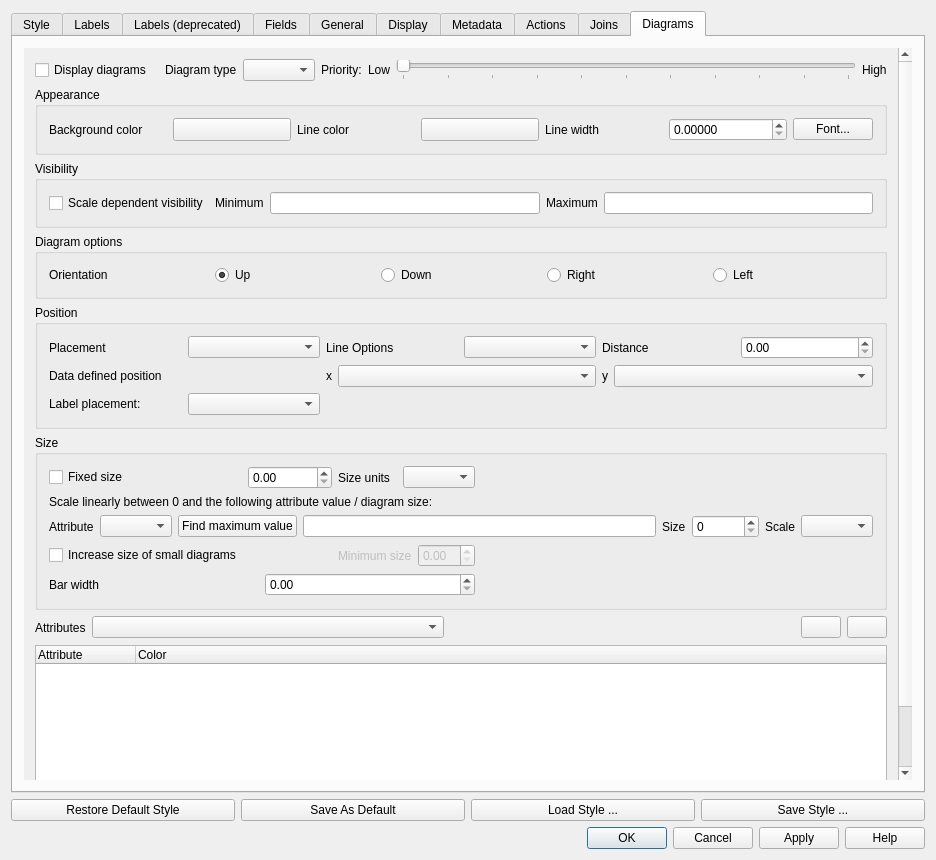
Qt form src/ui/qgsvectorlayerpropertiesbase.ui (kadas-albireo/kadas-albireo) before a commit.
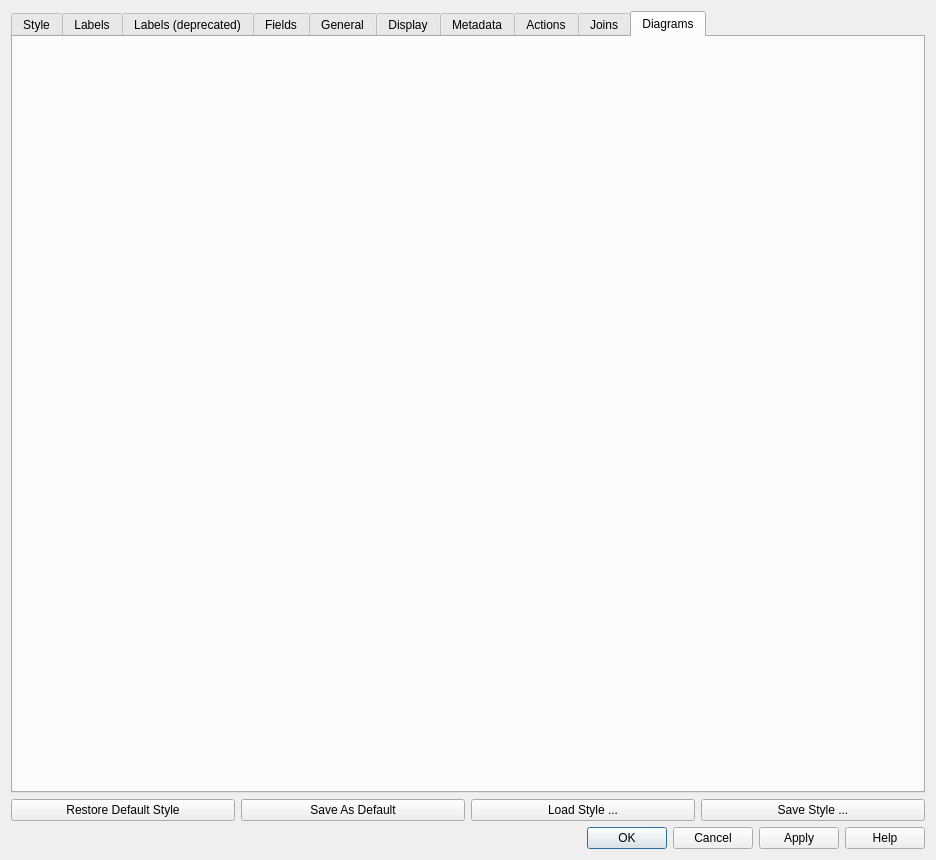
The same form after that commit. The open tabs and pages were chosen to show the change. Icons and pictures are not drawn. Custom widgets are drawn as their Qt base class.

Commit message: Major reorganisation and refactoring of diagram widget

```diff
--- a/src/ui/qgsvectorlayerpropertiesbase.ui
+++ b/src/ui/qgsvectorlayerpropertiesbase.ui
@@ -949,687 +949,14 @@
        <string>Diagrams</string>
       </attribute>
       <layout class="QGridLayout" name="gridLayout_14">
-       <item row="0" column="0" colspan="2">
-        <widget class="QScrollArea" name="scrollArea_4">
+       <item row="0" column="0">
+        <widget class="QFrame" name="mDiagramFrame">
          <property name="frameShape">
           <enum>QFrame::NoFrame</enum>
          </property>
          <property name="frameShadow">
           <enum>QFrame::Plain</enum>
          </property>
-         <property name="widgetResizable">
-          <bool>true</bool>
-         </property>
-         <widget class="QWidget" name="scrollAreaWidgetContents_4">
-          <property name="geometry">
-           <rect>
-            <x>0</x>
-            <y>0</y>
-            <width>880</width>
-            <height>737</height>
-           </rect>
-          </property>
-          <layout class="QGridLayout" name="gridLayout_16">
-           <item row="0" column="2" colspan="4">
-            <layout class="QHBoxLayout" name="mPriorityGroup">
-             <item>
-              <widget class="QLabel" name="mPriorityLabel">
-               <property name="text">
-                <string>Priority:</string>
-               </property>
-              </widget>
-             </item>
-             <item>
-              <widget class="QLabel" name="mPriorityLowLabel">
-               <property name="text">
-                <string>Low</string>
-               </property>
-              </widget>
-             </item>
-             <item>
-              <widget class="QSlider" name="mPrioritySlider">
-               <property name="maximum">
-                <number>10</number>
-               </property>
-               <property name="orientation">
-                <enum>Qt::Horizontal</enum>
-               </property>
-               <property name="invertedAppearance">
-                <bool>false</bool>
-               </property>
-               <property name="invertedControls">
-                <bool>false</bool>
-               </property>
-               <property name="tickPosition">
-                <enum>QSlider::TicksBelow</enum>
-               </property>
-               <property name="tickInterval">
-                <number>1</number>
-               </property>
-              </widget>
-             </item>
-             <item>
-              <widget class="QLabel" name="mPriorityHighLabel">
-               <property name="text">
-                <string>High</string>
-               </property>
-              </widget>
-             </item>
-            </layout>
-           </item>
-           <item row="0" column="0" colspan="2">
-            <layout class="QHBoxLayout" name="horizontalLayout_18">
-             <item>
-              <widget class="QCheckBox" name="mDisplayDiagramsCheckBox">
-               <property name="text">
-                <string>Display diagrams</string>
-               </property>
-              </widget>
-             </item>
-             <item>
-              <layout class="QHBoxLayout" name="mDiagramTypeGroup">
-               <property name="spacing">
-                <number>6</number>
-               </property>
-               <property name="margin">
-                <number>0</number>
-               </property>
-               <item>
-                <widget class="QLabel" name="mTypeLabel">
-                 <property name="text">
-                  <string>Diagram type</string>
-                 </property>
-                </widget>
-               </item>
-               <item>
-                <widget class="QComboBox" name="mDiagramTypeComboBox"/>
-               </item>
-              </layout>
-             </item>
-            </layout>
-           </item>
-           <item row="5" column="0" colspan="6">
-            <layout class="QVBoxLayout" name="mDiagramPropertiesGroup">
-             <item>
-              <widget class="QGroupBox" name="mAppearanceGroupBox">
-               <property name="title">
-                <string>Appearance</string>
-               </property>
-               <layout class="QGridLayout" name="gridLayout_13">
-                <item row="1" column="1">
-                 <layout class="QHBoxLayout" name="horizontalLayout_11">
-                  <item>
-                   <widget class="QLabel" name="mPenColorLabel">
-                    <property name="text">
-                     <string>Line color</string>
-                    </property>
-                   </widget>
-                  </item>
-                  <item>
-                   <widget class="QgsColorButton" name="mDiagramPenColorButton">
-                    <property name="sizePolicy">
-                     <sizepolicy hsizetype="Minimum" vsizetype="Minimum">
-                      <horstretch>0</horstretch>
-                      <verstretch>0</verstretch>
-                     </sizepolicy>
-                    </property>
-                    <property name="minimumSize">
-                     <size>
-                      <width>25</width>
-                      <height>0</height>
-                     </size>
-                    </property>
-                    <property name="text">
-                     <string/>
-                    </property>
-                   </widget>
-                  </item>
-                 </layout>
-                </item>
-                <item row="1" column="2">
-                 <layout class="QHBoxLayout" name="horizontalLayout_16">
-                  <item>
-                   <widget class="QLabel" name="mPenWidthLabel">
-                    <property name="text">
-                     <string>Line width</string>
-                    </property>
-                   </widget>
-                  </item>
-                  <item>
-                   <widget class="QDoubleSpinBox" name="mPenWidthSpinBox">
-                    <property name="decimals">
-                     <number>5</number>
-                    </property>
-                    <property name="maximum">
-                     <double>99999.990000000005239</double>
-                    </property>
-                   </widget>
-                  </item>
-                 </layout>
-                </item>
-                <item row="1" column="0">
-                 <layout class="QHBoxLayout" name="horizontalLayout_8">
-                  <item>
-                   <layout class="QHBoxLayout" name="horizontalLayout_10">
-                    <item>
-                     <widget class="QLabel" name="mBackgroundColorLabel">
-                      <property name="text">
-                       <string>Background color</string>
-                      </property>
-                     </widget>
-                    </item>
-                    <item>
-                     <widget class="QgsColorButton" name="mBackgroundColorButton">
-                      <property name="sizePolicy">
-                       <sizepolicy hsizetype="Minimum" vsizetype="Minimum">
-                        <horstretch>0</horstretch>
-                        <verstretch>0</verstretch>
-                       </sizepolicy>
-                      </property>
-                      <property name="minimumSize">
-                       <size>
-                        <width>25</width>
-                        <height>0</height>
-                       </size>
-                      </property>
-                      <property name="text">
-                       <string/>
-                      </property>
-                     </widget>
-                    </item>
-                   </layout>
-                  </item>
-                 </layout>
-                </item>
-                <item row="1" column="3">
-                 <widget class="QPushButton" name="mDiagramFontButton">
-                  <property name="sizePolicy">
-                   <sizepolicy hsizetype="Fixed" vsizetype="Fixed">
-                    <horstretch>0</horstretch>
-                    <verstretch>0</verstretch>
-                   </sizepolicy>
-                  </property>
-                  <property name="text">
-                   <string>Font...</string>
-                  </property>
-                 </widget>
-                </item>
-               </layout>
-              </widget>
-             </item>
-             <item>
-              <widget class="QGroupBox" name="mVisibilityGroupBox">
-               <property name="title">
-                <string>Visibility</string>
-               </property>
-               <layout class="QGridLayout" name="gridLayout_18">
-                <item row="0" column="0" colspan="2">
-                 <layout class="QHBoxLayout" name="horizontalLayout_13">
-                  <item>
-                   <widget class="QCheckBox" name="mScaleDependentDiagramVisibilityCheckBox">
-                    <property name="text">
-                     <string>Scale dependent visibility</string>
-                    </property>
-                   </widget>
-                  </item>
-                  <item>
-                   <widget class="QLabel" name="mMinimumDiagramScaleLabel">
-                    <property name="text">
-                     <string>Minimum</string>
-                    </property>
-                   </widget>
-                  </item>
-                  <item>
-                   <widget class="QLineEdit" name="mMinimumDiagramScaleLineEdit"/>
-                  </item>
-                  <item>
-                   <widget class="QLabel" name="mMaximumDiagramScaleLabel">
-                    <property name="text">
-                     <string>Maximum</string>
-                    </property>
-                   </widget>
-                  </item>
-                  <item>
-                   <widget class="QLineEdit" name="mMaximumDiagramScaleLineEdit"/>
-                  </item>
-                 </layout>
-                </item>
-               </layout>
-              </widget>
-             </item>
-             <item>
-              <widget class="QGroupBox" name="mDiagramOptionsGroupBox">
-               <property name="title">
-                <string>Diagram options</string>
-               </property>
-               <property name="checkable">
-                <bool>false</bool>
-               </property>
-               <layout class="QGridLayout" name="diagramOptionsGroupBox">
-                <item row="1" column="1">
-                 <widget class="QRadioButton" name="mOrientationUpButton">
-                  <property name="text">
-                   <string>Up</string>
-                  </property>
-                  <property name="checked">
-                   <bool>true</bool>
-                  </property>
-                  <attribute name="buttonGroup">
-                   <string>mOrientationButtonGroup</string>
-                  </attribute>
-                 </widget>
-                </item>
-                <item row="1" column="4">
-                 <widget class="QRadioButton" name="mOrientationLeftButton">
-                  <property name="text">
-                   <string>Left</string>
-                  </property>
-                  <attribute name="buttonGroup">
-                   <string>mOrientationButtonGroup</string>
-                  </attribute>
-                 </widget>
-                </item>
-                <item row="1" column="3">
-                 <widget class="QRadioButton" name="mOrientationRightButton">
-                  <property name="text">
-                   <string>Right</string>
-                  </property>
-                  <attribute name="buttonGroup">
-                   <string>mOrientationButtonGroup</string>
-                  </attribute>
-                 </widget>
-                </item>
-                <item row="1" column="2">
-                 <widget class="QRadioButton" name="mOrientationDownButton">
-                  <property name="text">
-                   <string>Down</string>
-                  </property>
-                  <attribute name="buttonGroup">
-                   <string>mOrientationButtonGroup</string>
-                  </attribute>
-                 </widget>
-                </item>
-                <item row="1" column="0">
-                 <widget class="QLabel" name="label_5">
-                  <property name="text">
-                   <string>Orientation</string>
-                  </property>
-                 </widget>
-                </item>
-               </layout>
-              </widget>
-             </item>
-             <item>
-              <widget class="QGroupBox" name="mPlacementGroupBox">
-               <property name="title">
-                <string>Position</string>
-               </property>
-               <layout class="QGridLayout" name="gridLayout_11">
-                <item row="0" column="0">
-                 <layout class="QHBoxLayout" name="horizontalLayout_7">
-                  <item>
-                   <widget class="QLabel" name="mPlacementLabel">
-                    <property name="text">
-                     <string>Placement</string>
-                    </property>
-                   </widget>
-                  </item>
-                  <item>
-                   <widget class="QComboBox" name="mPlacementComboBox"/>
-                  </item>
-                 </layout>
-                </item>
-                <item row="0" column="1">
-                 <layout class="QHBoxLayout" name="horizontalLayout_9">
-                  <item>
-                   <widget class="QLabel" name="mLineOptionsLabel">
-                    <property name="text">
-                     <string>Line Options</string>
-                    </property>
-                   </widget>
-                  </item>
-                  <item>
-                   <widget class="QComboBox" name="mLineOptionsComboBox"/>
-                  </item>
-                 </layout>
-                </item>
-                <item row="0" column="2">
-                 <layout class="QHBoxLayout" name="horizontalLayout_3">
-                  <item>
-                   <widget class="QLabel" name="mDiagramDistanceLabel">
-                    <property name="text">
-                     <string>Distance</string>
-                    </property>
-                   </widget>
-                  </item>
-                  <item>
-                   <widget class="QDoubleSpinBox" name="mDiagramDistanceSpinBox"/>
-                  </item>
-                 </layout>
-                </item>
-                <item row="1" column="0">
-                 <widget class="QLabel" name="mDataDefinedPositionLabel">
-                  <property name="text">
-                   <string>Data defined position</string>
-                  </property>
-                 </widget>
-                </item>
-                <item row="1" column="1">
-                 <layout class="QHBoxLayout" name="horizontalLayout_5">
-                  <item>
-                   <widget class="QLabel" name="mXPosColLabel">
-                    <property name="sizePolicy">
-                     <sizepolicy hsizetype="Fixed" vsizetype="Preferred">
-                      <horstretch>0</horstretch>
-                      <verstretch>0</verstretch>
-                     </sizepolicy>
-                    </property>
-                    <property name="text">
-                     <string>x</string>
-                    </property>
-                   </widget>
-                  </item>
-                  <item>
-                   <widget class="QComboBox" name="mDataDefinedXComboBox"/>
-                  </item>
-                 </layout>
-                </item>
-                <item row="1" column="2">
-                 <layout class="QHBoxLayout" name="horizontalLayout_6">
-                  <item>
-                   <widget class="QLabel" name="mYPosColLabel">
-                    <property name="sizePolicy">
-                     <sizepolicy hsizetype="Fixed" vsizetype="Preferred">
-                      <horstretch>0</horstretch>
-                      <verstretch>0</verstretch>
-                     </sizepolicy>
-                    </property>
-                    <property name="text">
-                     <string>y</string>
-                    </property>
-                   </widget>
-                  </item>
-                  <item>
-                   <widget class="QComboBox" name="mDataDefinedYComboBox"/>
-                  </item>
-                 </layout>
-                </item>
-                <item row="2" column="0">
-                 <layout class="QHBoxLayout" name="horizontalLayout_14">
-                  <item>
-                   <widget class="QLabel" name="mLabelPlacementLabel">
-                    <property name="visible">
-                     <bool>false</bool>
-                    </property>
-                    <property name="text">
-                     <string>Label placement:</string>
-                    </property>
-                   </widget>
-                  </item>
-                  <item>
-                   <widget class="QComboBox" name="mLabelPlacementComboBox">
-                    <property name="visible">
-                     <bool>false</bool>
-                    </property>
-                   </widget>
-                  </item>
-                 </layout>
-                </item>
-               </layout>
-              </widget>
-             </item>
-             <item>
-              <widget class="QGroupBox" name="mSizeGroupBox">
-               <property name="title">
-                <string>Size</string>
-               </property>
-               <layout class="QGridLayout" name="gridLayout_12">
-                <item row="2" column="0" colspan="4">
-                 <widget class="QLabel" name="mLinearlyScalingLabel">
-                  <property name="text">
-                   <string>Scale linearly between 0 and the following attribute value / diagram size:</string>
-                  </property>
-                  <property name="wordWrap">
-                   <bool>true</bool>
-                  </property>
-                 </widget>
-                </item>
-                <item row="0" column="0">
-                 <widget class="QCheckBox" name="mFixedSizeCheckBox">
-                  <property name="text">
-                   <string>Fixed size</string>
-                  </property>
-                 </widget>
-                </item>
-                <item row="0" column="1">
-                 <widget class="QDoubleSpinBox" name="mDiagramSizeSpinBox">
-                  <property name="maximum">
-                   <double>9999999.990000000223517</double>
-                  </property>
-                 </widget>
-                </item>
-                <item row="0" column="3">
-                 <spacer name="horizontalSpacer_2">
-                  <property name="orientation">
-                   <enum>Qt::Horizontal</enum>
-                  </property>
-                  <property name="sizeHint" stdset="0">
-                   <size>
-                    <width>335</width>
-                    <height>20</height>
-                   </size>
-                  </property>
-                 </spacer>
-                </item>
-                <item row="3" column="0" colspan="4">
-                 <layout class="QHBoxLayout" name="mLinearlyScalingLayout">
-                  <item>
-                   <widget class="QLabel" name="mSizeAttributeLabel">
-                    <property name="text">
-                     <string>Attribute</string>
-                    </property>
-                   </widget>
-                  </item>
-                  <item>
-                   <widget class="QComboBox" name="mSizeAttributeComboBox"/>
-                  </item>
-                  <item>
-                   <widget class="QPushButton" name="mFindMaximumValueButton">
-                    <property name="text">
-                     <string>Find maximum value</string>
-                    </property>
-                   </widget>
-                  </item>
-                  <item>
-                   <widget class="QLineEdit" name="mValueLineEdit"/>
-                  </item>
-                  <item>
-                   <widget class="QLabel" name="mSizeLabel">
-                    <property name="text">
-                     <string>Size</string>
-                    </property>
-                   </widget>
-                  </item>
-                  <item>
-                   <widget class="QSpinBox" name="mSizeSpinBox">
-                    <property name="maximum">
-                     <number>10000000</number>
-                    </property>
-                   </widget>
-                  </item>
-                  <item>
-                   <widget class="QLabel" name="mScaleDependencyLabel">
-                    <property name="text">
-                     <string>Scale</string>
-                    </property>
-                   </widget>
-                  </item>
-                  <item>
-                   <widget class="QComboBox" name="mScaleDependencyComboBox"/>
-                  </item>
-                 </layout>
-                </item>
-                <item row="0" column="2">
-                 <layout class="QHBoxLayout" name="horizontalLayout_12">
-                  <item>
-                   <widget class="QLabel" name="mDiagramUnitsLabel">
-                    <property name="text">
-                     <string>Size units</string>
-                    </property>
-                   </widget>
-                  </item>
-                  <item>
-                   <widget class="QComboBox" name="mDiagramUnitComboBox"/>
-                  </item>
-                 </layout>
-                </item>
-                <item row="5" column="0">
-                 <widget class="QCheckBox" name="mIncreaseSmallDiagramsCheckBox">
-                  <property name="text">
-                   <string>Increase size of small diagrams</string>
-                  </property>
-                 </widget>
-                </item>
-                <item row="5" column="2">
-                 <layout class="QHBoxLayout" name="horizontalLayout_15">
-                  <item>
-                   <widget class="QLabel" name="mIncreaseMinimumSizeLabel">
-                    <property name="enabled">
-                     <bool>false</bool>
-                    </property>
-                    <property name="text">
-                     <string>Minimum size</string>
-                    </property>
-                   </widget>
-                  </item>
-                  <item>
-                   <widget class="QDoubleSpinBox" name="mIncreaseMinimumSizeSpinBox">
-                    <property name="enabled">
-                     <bool>false</bool>
-                    </property>
-                   </widget>
-                  </item>
-                 </layout>
-                </item>
-                <item row="5" column="3">
-                 <spacer name="horizontalSpacer_4">
-                  <property name="orientation">
-                   <enum>Qt::Horizontal</enum>
-                  </property>
-                  <property name="sizeHint" stdset="0">
-                   <size>
-                    <width>40</width>
-                    <height>20</height>
-                   </size>
-                  </property>
-                 </spacer>
-                </item>
-                <item row="6" column="0" colspan="3">
-                 <layout class="QHBoxLayout" name="mBarWidthLayout">
-                  <item>
-                   <widget class="QLabel" name="mBarWidthLabel">
-                    <property name="text">
-                     <string>Bar width</string>
-                    </property>
-                   </widget>
-                  </item>
-                  <item>
-                   <widget class="QDoubleSpinBox" name="mBarWidthSpinBox"/>
-                  </item>
-                 </layout>
-                </item>
-               </layout>
-              </widget>
-             </item>
-             <item>
-              <layout class="QHBoxLayout" name="horizontalLayout_17">
-               <item>
-                <widget class="QLabel" name="mAttributesLabel">
-                 <property name="text">
-                  <string>Attributes</string>
-                 </property>
-                </widget>
-               </item>
-               <item>
-                <widget class="QComboBox" name="mDiagramAttributesComboBox">
-                 <property name="sizePolicy">
-                  <sizepolicy hsizetype="Expanding" vsizetype="Fixed">
-                   <horstretch>0</horstretch>
-                   <verstretch>0</verstretch>
-                  </sizepolicy>
-                 </property>
-                </widget>
-               </item>
-               <item>
-                <spacer name="horizontalSpacer_3">
-                 <property name="orientation">
-                  <enum>Qt::Horizontal</enum>
-                 </property>
-                 <property name="sizeHint" stdset="0">
-                  <size>
-                   <width>241</width>
-                   <height>23</height>
-                  </size>
-                 </property>
-                </spacer>
-               </item>
-               <item>
-                <widget class="QPushButton" name="mRemoveCategoryPushButton">
-                 <property name="sizePolicy">
-                  <sizepolicy hsizetype="Fixed" vsizetype="Fixed">
-                   <horstretch>0</horstretch>
-                   <verstretch>0</verstretch>
-                  </sizepolicy>
-                 </property>
-                 <property name="text">
-                  <string/>
-                 </property>
-                 <property name="icon">
-                  <iconset resource="../../images/images.qrc">
-                   <normaloff>:/images/themes/default/symbologyRemove.png</normaloff>:/images/themes/default/symbologyRemove.png</iconset>
-                 </property>
-                </widget>
-               </item>
-               <item>
-                <widget class="QPushButton" name="mAddCategoryPushButton">
-                 <property name="sizePolicy">
-                  <sizepolicy hsizetype="Fixed" vsizetype="Fixed">
-                   <horstretch>0</horstretch>
-                   <verstretch>0</verstretch>
-                  </sizepolicy>
-                 </property>
-                 <property name="text">
-                  <string/>
-                 </property>
-                 <property name="icon">
-                  <iconset resource="../../images/images.qrc">
-                   <normaloff>:/images/themes/default/symbologyAdd.png</normaloff>:/images/themes/default/symbologyAdd.png</iconset>
-                 </property>
-                </widget>
-               </item>
-              </layout>
-             </item>
-             <item>
-              <widget class="QTreeWidget" name="mDiagramAttributesTreeWidget">
-               <property name="columnCount">
-                <number>2</number>
-               </property>
-               <column>
-                <property name="text">
-                 <string>Attribute</string>
-                </property>
-               </column>
-               <column>
-                <property name="text">
-                 <string>Color</string>
-                </property>
-               </column>
-              </widget>
-             </item>
-            </layout>
-           </item>
-          </layout>
-         </widget>
         </widget>
        </item>
       </layout>
@@ -1639,13 +966,6 @@
   </layout>
  </widget>
  <layoutdefault spacing="6" margin="11"/>
- <customwidgets>
-  <customwidget>
-   <class>QgsColorButton</class>
-   <extends>QToolButton</extends>
-   <header>qgscolorbutton.h</header>
-  </customwidget>
- </customwidgets>
  <tabstops>
   <tabstop>pbnIndex</tabstop>
   <tabstop>leMinimumScale</tabstop>
```
Left out of the diff: 5 changed lines with no effect on the pictures. The commit also changes 6 other files.
